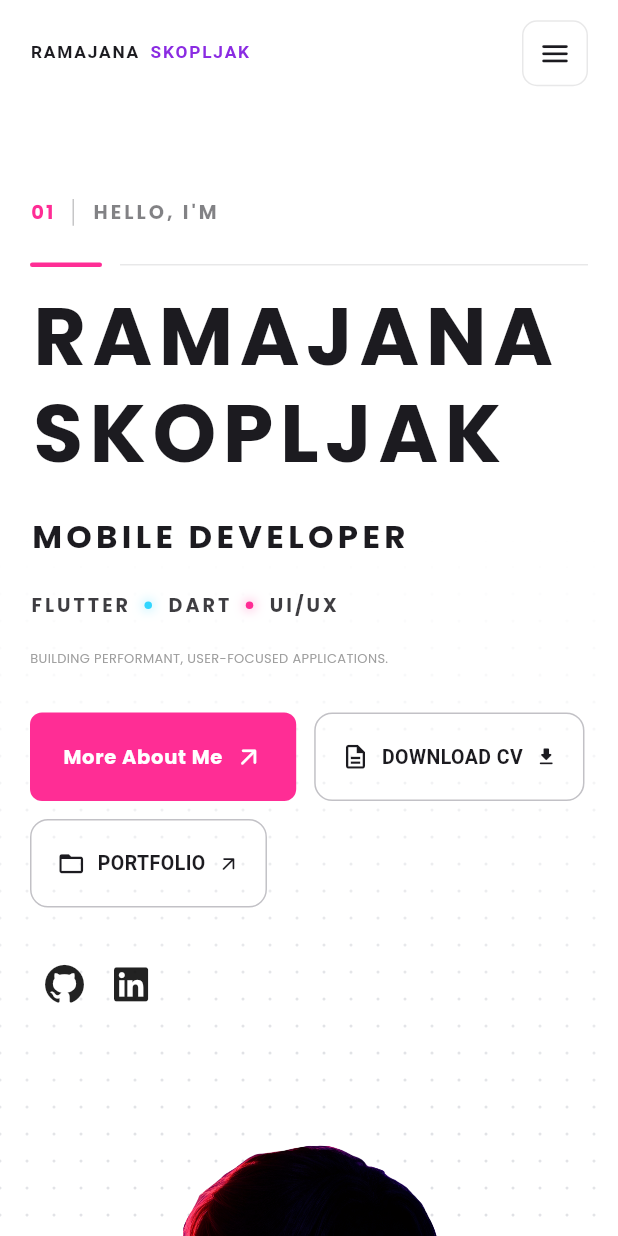
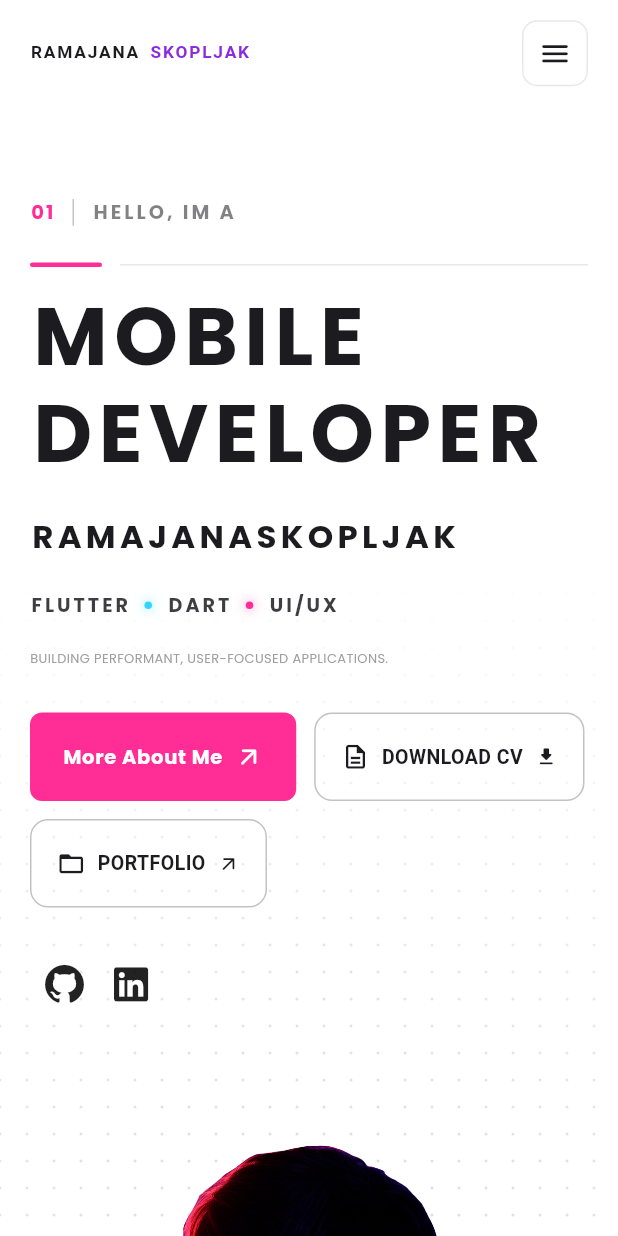
Before and after one commit to RamajanaSk/Portfolio-Website, a Flutter app: the screen it shows after launch, on a phone screen of 412 x 824 dp. Run offline on Flutter 3.47's test engine with Material 3 defaults, Android fonts, the phone set to English and light mode, and no system bars; our stand-ins replace flutter_animate, flutter_svg, font_awesome_flutter, go_router, shared_preferences, webview_flutter; missing offline and left inert: dart:html; network calls fail.

Commit message:
feat: Updated Start Section
It looks more profesional, I arranged the texts and updated the l10n

```diff
--- a/lib/features/home/presentation/widgets/start_header_text.dart
+++ b/lib/features/home/presentation/widgets/start_header_text.dart
@@ -7,7 +7,6 @@ import 'package:ramajana05/core/theme/app_colors.dart';
 import 'package:ramajana05/core/theme/app_text_styles.dart';
 import 'package:ramajana05/core/utils/file_downloader.dart';
 import 'package:ramajana05/core/widgets/social_links_row.dart';
-import 'package:ramajana05/core/widgets/text/eyebrow_text.dart';
 import 'package:ramajana05/core/widgets/text/section_header.dart';
 import 'package:ramajana05/features/home/presentation/widgets/text/animated_role_text.dart';
 import 'package:ramajana05/features/home/presentation/widgets/text/tech_stack_text.dart';
@@ -85,8 +84,8 @@ class _StartHeaderTextState extends State<StartHeaderText> {
               // NAME
               // ----------------------------------------
 
-              _buildName(context, 'RAMAJANA'),
-              _buildName(context, 'SKOPLJAK'),
+              _buildName(context, context.l10n.mobile.toUpperCase()),
+              _buildName(context, context.l10n.developer.toUpperCase()),
 
               const SizedBox(height: 20),
 
--- a/lib/features/home/presentation/widgets/text/animated_role_text.dart
+++ b/lib/features/home/presentation/widgets/text/animated_role_text.dart
@@ -1,4 +1,5 @@
 import 'package:flutter/material.dart';
+import 'package:ramajana05/core/extensions/localization_extension.dart';
 import 'package:ramajana05/core/theme/app_text_styles.dart';
 import 'package:ramajana05/core/widgets/text/glitch_text.dart';
 
@@ -22,7 +23,7 @@ class AnimatedRoleText extends StatelessWidget {
         crossAxisAlignment: CrossAxisAlignment.center,
         children: [
           Text(
-            'MOBILE DEVELOPER',
+            context.l10n.name.toUpperCase() + context.l10n.surname.toUpperCase(),
             style: style,
           ),
           const SizedBox(width: 20),
@@ -66,7 +67,7 @@ class AnimatedRoleText extends StatelessWidget {
                 ? GlitchText(
                     key: const ValueKey('creative'),
                     style: style,
-                    text: 'CREATIVE',
+                    text: '', //Creative
                   )
                 : const SizedBox(
                     key: ValueKey('creative-hidden'),
--- a/lib/l10n/app_localizations.dart
+++ b/lib/l10n/app_localizations.dart
@@ -98,61 +98,73 @@ abstract class AppLocalizations {
   /// No description provided for @home.
   ///
   /// In en, this message translates to:
-  /// **'HOME'**
+  /// **'Home'**
   String get home;
 
   /// No description provided for @about.
   ///
   /// In en, this message translates to:
-  /// **'ABOUT'**
+  /// **'About'**
   String get about;
 
   /// No description provided for @projects.
   ///
   /// In en, this message translates to:
-  /// **'PROJECTS'**
+  /// **'Projects'**
   String get projects;
 
   /// No description provided for @contact.
   ///
   /// In en, this message translates to:
-  /// **'CONTACT'**
+  /// **'Contact'**
   String get contact;
 
   /// No description provided for @german.
   ///
   /// In en, this message translates to:
-  /// **'GERMAN'**
+  /// **'German'**
   String get german;
 
   /// No description provided for @english.
   ///
   /// In en, this message translates to:
-  /// **'ENGLISH'**
+  /// **'English'**
   String get english;
 
   /// No description provided for @name.
   ///
   /// In en, this message translates to:
-  /// **'RAMAJANA'**
+  /// **'Ramajana'**
   String get name;
 
   /// No description provided for @surname.
   ///
   /// In en, this message translates to:
-  /// **'SKOPLJAK'**
+  /// **'Skopljak'**
   String get surname;
 
   /// No description provided for @role.
   ///
   /// In en, this message translates to:
-  /// **'MOBILE DEVELOPER'**
+  /// **'Mobile Developer'**
   String get role;
+
+  /// No description provided for @mobile.
+  ///
+  /// In en, this message translates to:
+  /// **'Mobile'**
+  String get mobile;
+
+  /// No description provided for @developer.
+  ///
+  /// In en, this message translates to:
+  /// **'Developer'**
+  String get developer;
 
   /// No description provided for @heroDescription.
   ///
   /// In en, this message translates to:
-  /// **'FLUTTER • MOBILE • INTERACTIVE EXPERIENCES'**
+  /// **'Flutter • Mobile • Interactive Experience'**
   String get heroDescription;
 
   /// No description provided for @heroSubDescription.
@@ -788,7 +800,7 @@ abstract class AppLocalizations {
   /// No description provided for @helloIm.
   ///
   /// In en, this message translates to:
-  /// **'Hello, I\'m'**
+  /// **'Hello, Im a'**
   String get helloIm;
 
   /// No description provided for @getToKnowMe.
@@ -862,6 +874,96 @@ abstract class AppLocalizations {
   /// In en, this message translates to:
   /// **'Available for opportunities'**
   String get availableForOpportunities;
+
+  /// No description provided for @language.
+  ///
+  /// In en, this message translates to:
+  /// **'Language'**
+  String get language;
+
+  /// No description provided for @ideasTakingShape.
+  ///
+  /// In en, this message translates to:
+  /// **'Ideas taking shape.'**
+  String get ideasTakingShape;
+
+  /// No description provided for @oneCommitAtATime.
+  ///
+  /// In en, this message translates to:
+  /// **'One commit at a time.'**
+  String get oneCommitAtATime;
+
+  /// No description provided for @masterResearchProject.
+  ///
+  /// In en, this message translates to:
+  /// **'Master research project'**
+  String get masterResearchProject;
+
+  /// No description provided for @independetVenture.
+  ///
+  /// In en, this message translates to:
+  /// **'Independet venture'**
+  String get independetVenture;
+
+  /// No description provided for @started.
+  ///
+  /// In en, this message translates to:
+  /// **'Started'**
+  String get started;
+
+  /// No description provided for @lastUpdated.
+  ///
+  /// In en, this message translates to:
+  /// **'Last Update'**
+  String get lastUpdated;
+
+  /// No description provided for @notAdded.
+  ///
+  /// In en, this message translates to:
+  /// **'Not added'**
+  String get notAdded;
+
+  /// No description provided for @last.
+  ///
+  /// In en, this message translates to:
+  /// **'Last'**
+  String get last;
+
+  /// No description provided for @days.
+  ///
+  /// In en, this message translates to:
+  /// **'Days'**
+  String get days;
+
+  /// No description provided for @repositoryActivity.
+  ///
+  /// In en, this message translates to:
+  /// **'Repository activity'**
+  String get repositoryActivity;
+
+  /// No description provided for @latestCommits.
+  ///
+  /// In en, this message translates to:
+  /// **'Latest commits'**
+  String get latestCommits;
+
+  /// No description provided for @activityUnavailable.
+  ///
+  /// In en, this message translates to:
+  /// **'Activity Unavailable'**
+  String get activityUnavailable;
+
+  /// No description provided for @couldntLoadActivityError1.
+  ///
+  /// In en, this message translates to:
+  /// **'Could not load activity. The repository may be unreachable or require access.'**
+  String get couldntLoadActivityError1;
+
+  /// No description provided for @selectedWork.
+  ///
+  /// In en, this message translates to:
+  /// **'Selected Work'**
+  String get selectedWork;
 }
 
 class _AppLocalizationsDelegate extends LocalizationsDelegate<AppLocalizations> {
```
Also changed, not shown: lib/l10n/app_de.arb (+24 -24 lines), lib/l10n/app_en.arb (+35 -11 lines), lib/l10n/app_localizations_de.dart (+60 -9 lines), lib/l10n/app_localizations_en.dart (+62 -11 lines).
